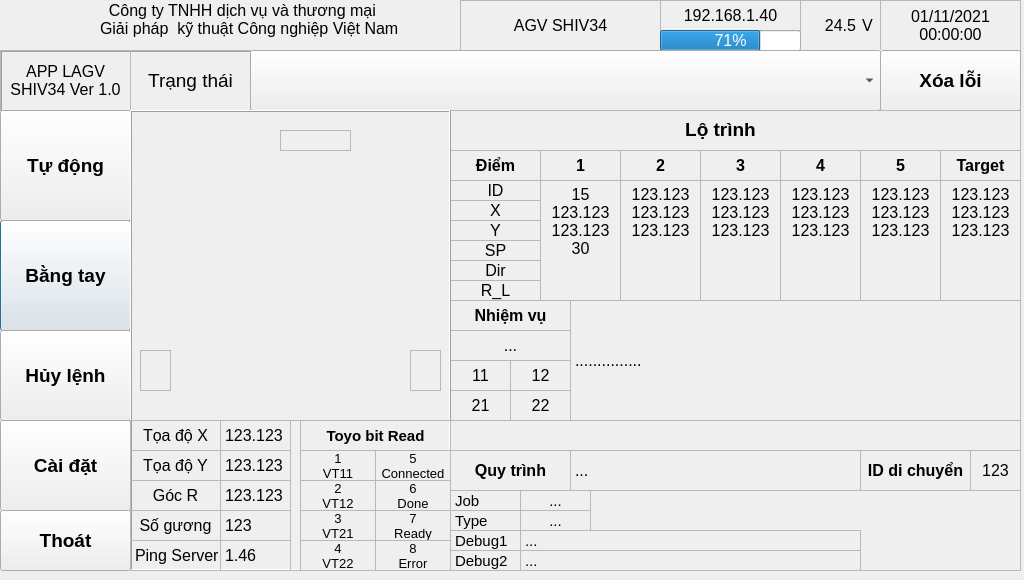
The window that app_ros600/interface/app_agv12conveyor.ui (ArchiePhung/SimulationAGV_workspace) describes before a commit, drawn with Qt 5.
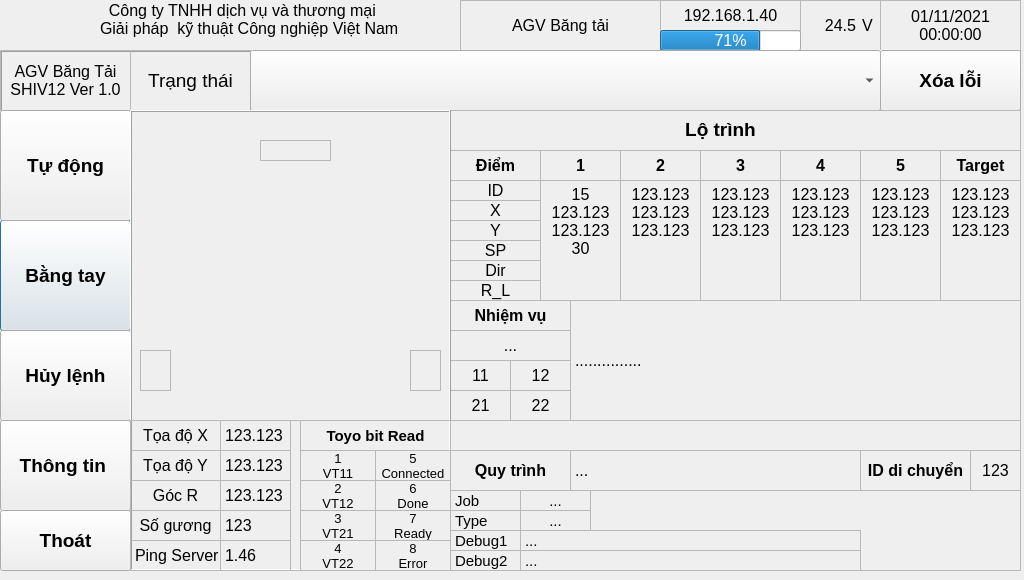
The same window after the commit. Icons and pictures are not drawn.

```diff
--- a/app_ros600/interface/app_agv12conveyor.ui
+++ b/app_ros600/interface/app_agv12conveyor.ui
@@ -233,7 +233,7 @@
     <number>0</number>
    </property>
    <property name="text">
-    <string>AGV SHIV34</string>
+    <string>AGV Băng tải</string>
    </property>
    <property name="scaledContents">
     <bool>false</bool>
@@ -649,8 +649,8 @@
      <number>0</number>
     </property>
     <property name="text">
-     <string>APP LAGV 
-SHIV34 Ver 1.0</string>
+     <string>AGV Băng Tải 
+SHIV12 Ver 1.0</string>
     </property>
     <property name="scaledContents">
      <bool>false</bool>
@@ -732,7 +732,7 @@
      <bool>true</bool>
     </property>
     <property name="text">
-     <string>Cài đặt</string>
+     <string>Thông tin </string>
     </property>
    </widget>
    <widget class="QLabel" name="lb_status">
@@ -910,8 +910,8 @@
      <widget class="QLabel" name="lbc_safety0">
       <property name="geometry">
        <rect>
-        <x>150</x>
-        <y>20</y>
+        <x>130</x>
+        <y>30</y>
         <width>71</width>
         <height>21</height>
        </rect>
@@ -6151,8 +6151,8 @@
       <property name="geometry">
        <rect>
         <x>10</x>
-        <y>230</y>
-        <width>171</width>
+        <y>270</y>
+        <width>86</width>
         <height>31</height>
        </rect>
       </property>
@@ -6174,7 +6174,7 @@
        <number>0</number>
       </property>
       <property name="text">
-       <string>Cảm biến va chạm</string>
+       <string>Va chạm 1</string>
       </property>
       <property name="scaledContents">
        <bool>false</bool>
@@ -6193,7 +6193,7 @@
       <property name="geometry">
        <rect>
         <x>90</x>
-        <y>100</y>
+        <y>110</y>
         <width>91</width>
         <height>31</height>
        </rect>
@@ -6234,9 +6234,9 @@
      <widget class="QLabel" name="lbc_button_clearError">
       <property name="geometry">
        <rect>
-        <x>90</x>
-        <y>140</y>
-        <width>91</width>
+        <x>10</x>
+        <y>180</y>
+        <width>171</width>
         <height>31</height>
        </rect>
       </property>
@@ -6258,7 +6258,7 @@
        <number>0</number>
       </property>
       <property name="text">
-       <string>Xóa lỗi</string>
+       <string>Nút Xóa lỗi</string>
       </property>
       <property name="scaledContents">
        <bool>false</bool>
@@ -6277,7 +6277,7 @@
       <property name="geometry">
        <rect>
         <x>90</x>
-        <y>40</y>
+        <y>50</y>
         <width>91</width>
         <height>31</height>
        </rect>
@@ -6319,52 +6319,8 @@
       <property name="geometry">
        <rect>
         <x>10</x>
-        <y>140</y>
-        <width>81</width>
-        <height>91</height>
-       </rect>
-      </property>
-      <property name="font">
-       <font>
-        <pointsize>12</pointsize>
-        <weight>75</weight>
-        <bold>true</bold>
-       </font>
-      </property>
-      <property name="autoFillBackground">
-       <bool>false</bool>
-      </property>
-      <property name="frameShape">
-       <enum>QFrame::StyledPanel</enum>
-      </property>
-      <property name="lineWidth">
-       <number>1</number>
-      </property>
-      <property name="midLineWidth">
-       <number>0</number>
-      </property>
-      <property name="text">
-       <string>Nút nhấn</string>
-      </property>
-      <property name="scaledContents">
-       <bool>false</bool>
-      </property>
-      <property name="alignment">
-       <set>Qt::AlignCenter</set>
-      </property>
-      <property name="wordWrap">
-       <bool>false</bool>
-      </property>
-      <property name="openExternalLinks">
-       <bool>false</bool>
-      </property>
-     </widget>
-     <widget class="QLabel" name="lbc_emg">
-      <property name="geometry">
-       <rect>
-        <x>90</x>
-        <y>200</y>
-        <width>91</width>
+        <y>240</y>
+        <width>57</width>
         <height>31</height>
        </rect>
       </property>
@@ -6386,7 +6342,7 @@
        <number>0</number>
       </property>
       <property name="text">
-       <string>EMG</string>
+       <string>EMG1</string>
       </property>
       <property name="scaledContents">
        <bool>false</bool>
@@ -6405,7 +6361,7 @@
       <property name="geometry">
        <rect>
         <x>70</x>
-        <y>4</y>
+        <y>10</y>
         <width>211</width>
         <height>31</height>
        </rect>
@@ -6449,7 +6405,7 @@
       <property name="geometry">
        <rect>
         <x>10</x>
-        <y>40</y>
+        <y>50</y>
         <width>81</width>
         <height>91</height>
        </rect>
@@ -6493,9 +6449,9 @@
      <widget class="QLabel" name="lbc_button_power">
       <property name="geometry">
        <rect>
-        <x>90</x>
-        <y>170</y>
-        <width>91</width>
+        <x>10</x>
+        <y>210</y>
+        <width>171</width>
         <height>31</height>
        </rect>
       </property>
@@ -6517,7 +6473,7 @@
        <number>0</number>
       </property>
       <property name="text">
-       <string>Bật/Tắt</string>
+       <string>Nút Nguồn</string>
       </property>
       <property name="scaledContents">
        <bool>false</bool>
@@ -6536,7 +6492,7 @@
       <property name="geometry">
        <rect>
         <x>90</x>
-        <y>70</y>
+        <y>80</y>
         <width>91</width>
         <height>31</height>
        </rect>
@@ -6578,7 +6534,7 @@
       <property name="geometry">
        <rect>
         <x>240</x>
-        <y>160</y>
+        <y>170</y>
         <width>121</width>
         <height>31</height>
        </rect>
@@ -6622,7 +6578,7 @@
       <property name="geometry">
        <rect>
         <x>240</x>
-        <y>130</y>
+        <y>140</y>
         <width>121</width>
         <height>31</height>
        </rect>
@@ -6666,7 +6622,7 @@
       <property name="geometry">
        <rect>
         <x>190</x>
-        <y>100</y>
+        <y>110</y>
         <width>51</width>
         <height>91</height>
        </rect>
@@ -6710,7 +6666,7 @@
       <property name="geometry">
        <rect>
         <x>240</x>
-        <y>100</y>
+        <y>110</y>
         <width>121</width>
         <height>31</height>
        </rect>
@@ -6754,7 +6710,7 @@
       <property name="geometry">
        <rect>
         <x>10</x>
-        <y>420</y>
+        <y>410</y>
         <width>81</width>
         <height>31</height>
        </rect>
@@ -6793,7 +6749,7 @@
       <property name="geometry">
        <rect>
         <x>10</x>
-        <y>360</y>
+        <y>350</y>
         <width>351</width>
         <height>31</height>
        </rect>
@@ -6837,7 +6793,7 @@
       <property name="geometry">
        <rect>
         <x>10</x>
-        <y>390</y>
+        <y>380</y>
         <width>81</width>
         <height>31</height>
        </rect>
@@ -6876,7 +6832,7 @@
       <property name="geometry">
        <rect>
         <x>90</x>
-        <y>390</y>
+        <y>380</y>
         <width>271</width>
         <height>31</height>
        </rect>
@@ -6915,7 +6871,7 @@
       <property name="geometry">
        <rect>
         <x>90</x>
-        <y>420</y>
+        <y>410</y>
         <width>271</width>
         <height>31</height>
        </rect>
@@ -7008,7 +6964,7 @@
       <property name="geometry">
        <rect>
         <x>240</x>
-        <y>40</y>
+        <y>50</y>
         <width>121</width>
         <height>31</height>
        </rect>
@@ -7052,7 +7008,7 @@
       <property name="geometry">
        <rect>
         <x>190</x>
-        <y>70</y>
+        <y>80</y>
         <width>51</width>
         <height>31</height>
        </rect>
@@ -7096,7 +7052,7 @@
       <property name="geometry">
        <rect>
         <x>190</x>
-        <y>40</y>
+        <y>50</y>
         <width>51</width>
         <height>31</height>
        </rect>
@@ -7140,7 +7096,7 @@
       <property name="geometry">
        <rect>
         <x>240</x>
-        <y>70</y>
+        <y>80</y>
         <width>121</width>
         <height>31</height>
        </rect>
@@ -7188,9 +7144,9 @@
      <property name="geometry">
       <rect>
        <x>370</x>
-       <y>290</y>
+       <y>280</y>
        <width>521</width>
-       <height>171</height>
+       <height>181</height>
       </rect>
      </property>
      <property name="autoFillBackground">
@@ -7204,12 +7160,12 @@
      </property>
      <widget class="QLabel" name="lb_checkDevice">
       <property name="enabled">
-       <bool>false</bool>
+       <bool>true</bool>
       </property>
       <property name="geometry">
        <rect>
         <x>110</x>
-        <y>4</y>
+        <y>10</y>
         <width>201</width>
         <height>31</height>
        </rect>
@@ -7251,14 +7207,14 @@
      </widget>
      <widget class="QLabel" name="lb_speakerSound">
       <property name="enabled">
-       <bool>false</bool>
+       <bool>true</bool>
       </property>
       <property name="geometry">
        <rect>
         <x>40</x>
-        <y>40</y>
+        <y>80</y>
         <width>91</width>
-        <height>51</height>
+        <height>41</height>
        </rect>
       </property>
       <property name="font">
@@ -7298,14 +7254,14 @@
      </widget>
      <widget class="QPushButton" name="bt_speakerSound_1">
       <property name="enabled">
-       <bool>false</bool>
+       <bool>true</bool>
       </property>
       <property name="geometry">
        <rect>
         <x>130</x>
-        <y>40</y>
+        <y>80</y>
         <width>81</width>
-        <height>51</height>
+        <height>41</height>
        </rect>
       </property>
       <property name="font">
@@ -7314,20 +7270,19 @@
        </font>
       </property>
       <property name="text">
-       <string>Âm 1
-(B thường)</string>
+       <string>Fur elise</string>
       </property>
      </widget>
      <widget class="QPushButton" name="bt_speakerSound_2">
       <property name="enabled">
-       <bool>false</bool>
+       <bool>true</bool>
       </property>
       <property name="geometry">
        <rect>
         <x>210</x>
-        <y>40</y>
+        <y>80</y>
         <width>81</width>
-        <height>51</height>
+        <height>41</height>
        </rect>
       </property>
       <property name="font">
@@ -7336,20 +7291,19 @@
        </font>
       </property>
       <property name="text">
-       <string>Âm 2
-(Cảnh báo)</string>
+       <string>Âm 2</string>
       </property>
      </widget>
      <widget class="QPushButton" name="bt_speakerSound_3">
       <property name="enabled">
-       <bool>false</bool>
+       <bool>true</bool>
       </property>
       <property name="geometry">
        <rect>
         <x>290</x>
-        <y>40</y>
+        <y>80</y>
         <width>81</width>
-        <height>51</height>
+        <height>41</height>
        </rect>
       </property>
       <property name="font">
@@ -7358,20 +7312,19 @@
        </font>
       </property>
       <property name="text">
-       <string>Âm 3
-(Báo lỗi)</string>
+       <string>Âm 3</string>
       </property>
      </widget>
      <widget class="QLabel" name="lb_light">
       <property name="enabled">
-       <bool>false</bool>
+       <bool>true</bool>
       </property>
       <property name="geometry">
        <rect>
         <x>40</x>
-        <y>110</y>
+        <y>120</y>
         <width>91</width>
-        <height>51</height>
+        <height>41</height>
        </rect>
       </property>
       <property name="font">
@@ -7412,14 +7365,14 @@
      </widget>
      <widget class="QPushButton" name="bt_light_red">
       <property name="enabled">
-       <bool>false</bool>
+       <bool>true</bool>
       </property>
       <property name="geometry">
        <rect>
-        <x>130</x>
-        <y>110</y>
+        <x>290</x>
+        <y>120</y>
         <width>81</width>
-        <height>51</height>
+        <height>41</height>
        </rect>
       </property>
       <property name="font">
@@ -7433,14 +7386,14 @@
      </widget>
      <widget class="QPushButton" name="bt_light_blue">
       <property name="enabled">
-       <bool>false</bool>
+       <bool>true</bool>
       </property>
       <property name="geometry">
        <rect>
-        <x>290</x>
-        <y>110</y>
+        <x>210</x>
+        <y>120</y>
         <width>81</width>
-        <height>51</height>
+        <height>41</height>
        </rect>
       </property>
       <property name="font">
@@ -7449,20 +7402,19 @@
        </font>
       </property>
       <property name="text">
-       <string>Màu
-xanh lam</string>
+       <string>Màu xanh</string>
       </property>
      </widget>
      <widget class="QPushButton" name="bt_light_green">
       <property name="enabled">
-       <bool>false</bool>
+       <bool>true</bool>
       </property>
       <property name="geometry">
        <rect>
-        <x>210</x>
-        <y>110</y>
+        <x>130</x>
+        <y>120</y>
         <width>81</width>
-        <height>51</height>
+        <height>41</height>
        </rect>
       </property>
       <property name="font">
@@ -7479,7 +7431,7 @@
       <property name="geometry">
        <rect>
         <x>410</x>
-        <y>10</y>
+        <y>30</y>
         <width>101</width>
         <height>61</height>
        </rect>
@@ -7521,7 +7473,7 @@
      <property name="geometry">
       <rect>
        <x>290</x>
-       <y>200</y>
+       <y>210</y>
        <width>71</width>
        <height>31</height>
       </rect>
@@ -7563,7 +7515,7 @@
      <property name="geometry">
       <rect>
        <x>190</x>
-       <y>230</y>
+       <y>240</y>
        <width>101</width>
        <height>31</height>
       </rect>
@@ -7602,7 +7554,7 @@
      <property name="geometry">
       <rect>
        <x>290</x>
-       <y>230</y>
+       <y>240</y>
        <width>71</width>
        <height>31</height>
       </rect>
@@ -7644,7 +7596,7 @@
      <property name="geometry">
       <rect>
        <x>190</x>
-       <y>200</y>
+       <y>210</y>
        <width>101</width>
        <height>31</height>
       </rect>
@@ -7683,7 +7635,7 @@
      <property name="geometry">
       <rect>
        <x>190</x>
-       <y>260</y>
+       <y>270</y>
        <width>101</width>
        <height>31</height>
       </rect>
@@ -7722,7 +7674,7 @@
      <property name="geometry">
       <rect>
        <x>290</x>
-       <y>260</y>
+       <y>270</y>
        <width>71</width>
        <height>31</height>
       </rect>
@@ -7763,7 +7715,7 @@
        <x>370</x>
        <y>1</y>
        <width>521</width>
-       <height>291</height>
+       <height>281</height>
       </rect>
      </property>
      <property name="frameShape">
@@ -7776,7 +7728,7 @@
       <property name="geometry">
        <rect>
         <x>160</x>
-        <y>5</y>
+        <y>10</y>
         <width>211</width>
         <height>31</height>
        </rect>
@@ -7820,7 +7772,7 @@
       <property name="geometry">
        <rect>
         <x>10</x>
-        <y>145</y>
+        <y>155</y>
         <width>181</width>
         <height>36</height>
        </rect>
@@ -7867,7 +7819,7 @@
       <property name="geometry">
        <rect>
         <x>190</x>
-        <y>215</y>
+        <y>225</y>
         <width>321</width>
         <height>36</height>
        </rect>
@@ -7914,7 +7866,7 @@
       <property name="geometry">
        <rect>
         <x>190</x>
-        <y>180</y>
+        <y>190</y>
         <width>321</width>
         <height>36</height>
        </rect>
@@ -7958,7 +7910,7 @@
       <property name="geometry">
        <rect>
         <x>10</x>
-        <y>110</y>
+        <y>120</y>
         <width>181</width>
         <height>36</height>
        </rect>
@@ -8002,7 +7954,7 @@
       <property name="geometry">
        <rect>
         <x>10</x>
-        <y>40</y>
+        <y>50</y>
         <width>181</width>
         <height>36</height>
        </rect>
@@ -8046,7 +7998,7 @@
       <property name="geometry">
        <rect>
         <x>190</x>
-        <y>40</y>
+        <y>50</y>
         <width>321</width>
         <height>36</height>
        </rect>
@@ -8090,7 +8042,7 @@
       <property name="geometry">
        <rect>
         <x>10</x>
-        <y>180</y>
+        <y>190</y>
         <width>181</width>
         <height>36</height>
        </rect>
@@ -8134,7 +8086,7 @@
       <property name="geometry">
        <rect>
         <x>10</x>
-        <y>75</y>
+        <y>85</y>
         <width>181</width>
         <height>36</height>
        </rect>
@@ -8181,7 +8133,7 @@
       <property name="geometry">
        <rect>
         <x>190</x>
-        <y>145</y>
+        <y>155</y>
         <width>321</width>
         <height>36</height>
        </rect>
@@ -8228,7 +8180,7 @@
       <property name="geometry">
        <rect>
         <x>190</x>
-        <y>75</y>
+        <y>85</y>
         <width>321</width>
         <height>36</height>
        </rect>
@@ -8275,7 +8227,7 @@
       <property name="geometry">
        <rect>
         <x>10</x>
-        <y>215</y>
+        <y>225</y>
         <width>181</width>
         <height>36</height>
        </rect>
@@ -8322,7 +8274,7 @@
       <property name="geometry">
        <rect>
         <x>190</x>
-        <y>110</y>
+        <y>120</y>
         <width>321</width>
         <height>36</height>
        </rect>
```
Left out of the diff: 565 changed lines with no effect on the pictures.
